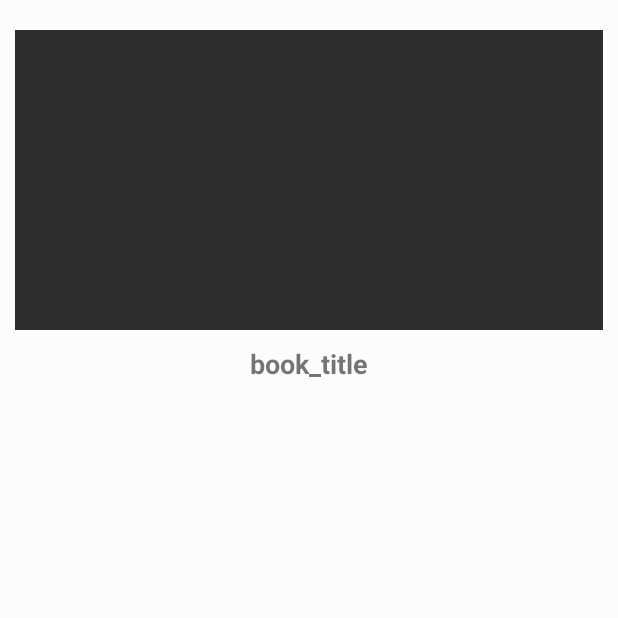
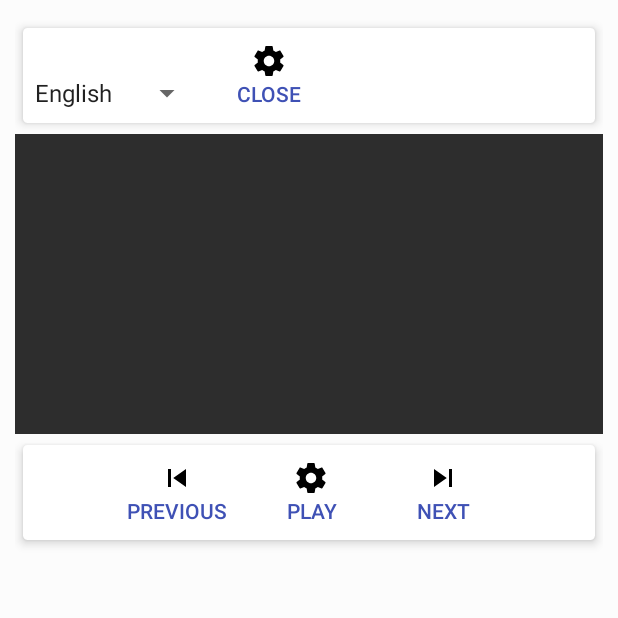
Before and after one commit to yahya09206/childrensbook, an Android app: the screen it shows after launch (ReadActivity), after a tap on "TODO", on a phone screen of 412 x 824 dp, the top half of it. Run offline under Robolectric (Android 15) with nearby library versions, the phone set to English and light mode, and no system bars; our stand-ins replace Room's generated code.

Commit message:
Adding language and close UI

```diff
--- a/app/src/main/java/com/example/yhussein/myapplication/ReadActivity.java
+++ b/app/src/main/java/com/example/yhussein/myapplication/ReadActivity.java
@@ -8,6 +8,7 @@ import android.content.res.Resources;
 import android.media.MediaPlayer;
 import android.support.v7.app.AppCompatActivity;
 import android.os.Bundle;
+import android.text.method.ScrollingMovementMethod;
 import android.view.MotionEvent;
 import android.view.View;
 import android.widget.AdapterView;
@@ -15,6 +16,7 @@ import android.widget.ArrayAdapter;
 import android.widget.Button;
 import android.widget.ImageButton;
 import android.widget.ImageView;
+import android.widget.ScrollView;
 import android.widget.Spinner;
 import android.widget.TextView;
 import android.widget.Toast;
@@ -38,6 +40,7 @@ public class ReadActivity extends AppCompatActivity {
     private String sound;
     String soundF;
     String pix;
+    boolean running = false;
 
     @Override
     protected void onCreate(Bundle savedInstanceState) {
@@ -78,8 +81,8 @@ public class ReadActivity extends AppCompatActivity {
                 tvdescription.setText(paragraphs.get(bookmark + 1));
             }
 
-            String soundF = "audio" + id + "_" + section + "_" + language;
-            String pix = "image" + id + "_" + section;
+            soundF = "audio" + id + "_" + section + "_" + language;
+            pix = "image" + id + "_" + section;
             Resources res = this.getApplicationContext().getResources();
             final int pixId = res.getIdentifier(pix, "drawable", getApplicationContext().getPackageName());
             final int soundId = res.getIdentifier(soundF, "raw", getApplicationContext().getPackageName());
@@ -87,26 +90,44 @@ public class ReadActivity extends AppCompatActivity {
 
             final ImageView imgButton = (ImageView) findViewById(R.id.book_img_id);
 
+            final Button prev = findViewById(R.id.prev);
             final Button play = findViewById(R.id.play);
-            final Button lang = findViewById(R.id.lang);
+            final Button pause = findViewById(R.id.pause);
+            final Button next = findViewById(R.id.next);
+            final Spinner lang = findViewById(R.id.lang);
             final Button close = findViewById(R.id.close);
 
-            play.setVisibility(View.GONE);
-            lang.setVisibility(View.GONE);
-            close.setVisibility(View.GONE);
+            play.setVisibility(View.VISIBLE);
+            prev.setVisibility(View.VISIBLE);
+            pause.setVisibility(View.GONE);
+            next.setVisibility(View.VISIBLE);
+            close.setVisibility(View.VISIBLE);
+            lang.setVisibility(View.VISIBLE);
             imgButton.setOnClickListener(new View.OnClickListener() {
                 public void onClick(View v) {
-                    play.setVisibility(View.VISIBLE);
+                    if(running){
+                        pause.setVisibility(View.VISIBLE);
+                    }
+                    else {
+                        play.setVisibility(View.VISIBLE);
+                    }
+                    next.setVisibility(View.VISIBLE);
+                    prev.setVisibility(View.VISIBLE);
+                    close.setVisibility(View.VISIBLE);
                     lang.setVisibility(View.VISIBLE);
-                    close.setVisibility(View.VISIBLE);
                 }
             });
 
             play.setOnClickListener(new View.OnClickListener() {
                 public void onClick(View v) {
                     play.setVisibility(View.GONE);
+                    prev.setVisibility(View.GONE);
+                    next.setVisibility(View.GONE);
+                    pause.setVisibility(View.GONE);
                     lang.setVisibility(View.GONE);
                     close.setVisibility(View.GONE);
+                    tvdescription.setMovementMethod(new ScrollingMovementMethod());
+
                     bookmark++;
                     if (bookmark > st.size() - 1) {
                         bookmark = st.size() - 1;
@@ -125,6 +146,40 @@ public class ReadActivity extends AppCompatActivity {
                             Toast.makeText(getApplicationContext(), "End of sound!", Toast.LENGTH_SHORT).show();
                         }
                     });
+                    running = true;
+                }
+            });
+
+            prev.setOnClickListener(new View.OnClickListener() {
+                public void onClick(View v) {
+                    // Code here executes on main thread after user presses button
+                    //Intent intent = new Intent(v.getContext(), MainActivity.class);
+                    //startActivity(intent);
+                }
+            });
+
+            pause.setOnClickListener(new View.OnClickListener() {
+                public void onClick(View v) {
+                    // Code here executes on main thread after user presses button
+                    //Intent intent = new Intent(v.getContext(), MainActivity.class);
+                    //startActivity(intent);
+                    running = false;
+                }
+            });
+
+            next.setOnClickListener(new View.OnClickListener() {
+                public void onClick(View v) {
+                    // Code here executes on main thread after user presses button
+                    //Intent intent = new Intent(v.getContext(), MainActivity.class);
+                    //startActivity(intent);
+                }
+            });
+
+            lang.setOnClickListener(new View.OnClickListener() {
+                public void onClick(View v) {
+                    // Code here executes on main thread after user presses button
+                    //Intent intent = new Intent(v.getContext(), MainActivity.class);
+                    //startActivity(intent);
                 }
             });
 
@@ -136,13 +191,6 @@ public class ReadActivity extends AppCompatActivity {
                 }
             });
 
-            lang.setOnClickListener(new View.OnClickListener() {
-                public void onClick(View v) {
-                    // Code here executes on main thread after user presses button
-                    //Intent intent = new Intent(v.getContext(), MainActivity.class);
-                    //startActivity(intent);
-                }
-            });
         }catch (Exception ex){
             Toast.makeText(getApplicationContext(), "State is corrupted, please reset!", Toast.LENGTH_SHORT).show();
         }
--- a/app/src/main/res/layout/activity_read.xml
+++ b/app/src/main/res/layout/activity_read.xml
@@ -10,7 +10,7 @@
     <android.support.v4.widget.NestedScrollView
         android:layout_width="match_parent"
         android:layout_height="match_parent"
-        android:layout_marginTop="10dp"
+        android:layout_marginTop="1dp"
         android:padding="10dp">
 
         <LinearLayout
@@ -18,6 +18,41 @@
             android:layout_height="match_parent"
             android:gravity="center"
             android:orientation="vertical">
+
+            <android.support.v7.widget.CardView
+                xmlns:app="http://schemas.android.com/apk/res-auto"
+                android:layout_width="match_parent"
+                android:layout_height="match_parent"
+                app:cardUseCompatPadding="true"
+                app:cardElevation="4dp"
+                app:cardCornerRadius="3dp" >
+
+                <LinearLayout
+                    android:layout_width="match_parent"
+                    android:layout_height="match_parent"
+                    android:orientation="horizontal">
+
+                    <Spinner
+                        android:id="@+id/lang"
+                        android:layout_width="wrap_content"
+                        android:layout_height="wrap_content"
+                        android:layout_centerInParent="true"
+                        android:entries="@array/planets_array"
+                        android:textColor="?attr/colorPrimary"
+                        android:textSize="22sp" />
+
+                    <Button
+                        android:id="@+id/close"
+                        style="?android:attr/borderlessButtonStyle"
+                        android:layout_width="wrap_content"
+                        android:layout_height="wrap_content"
+                        android:layout_centerInParent="true"
+                        android:text="CLOSE"
+                        android:textColor="?attr/colorPrimary"
+                        android:drawableTop="@drawable/ic_settings_black_24dp" />
+                </LinearLayout>
+
+            </android.support.v7.widget.CardView>
 
             <ImageView
                 android:layout_width="match_parent"
@@ -27,11 +62,29 @@
                 android:scaleType="centerCrop"
                 android:contentDescription="@string/todo" />
 
+            <android.support.v7.widget.CardView
+                xmlns:app="http://schemas.android.com/apk/res-auto"
+                android:layout_width="match_parent"
+                android:layout_height="match_parent"
+                app:cardUseCompatPadding="true"
+                app:cardElevation="4dp"
+                app:cardCornerRadius="3dp" >
+
                 <LinearLayout
                     android:layout_width="match_parent"
                     android:layout_height="match_parent"
                     android:gravity="center"
                     android:orientation="horizontal">
+
+                    <Button
+                        android:id="@+id/prev"
+                        style="?android:attr/borderlessButtonStyle"
+                        android:layout_width="wrap_content"
+                        android:layout_height="wrap_content"
+                        android:layout_centerInParent="true"
+                        android:drawableTop="@drawable/ic_skip_previous_black_24dp"
+                        android:text="PREVIOUS"
+                        android:textColor="?attr/colorPrimary" />
 
                     <Button
                         android:id="@+id/play"
@@ -40,39 +93,54 @@
                         android:layout_height="wrap_content"
                         android:layout_centerInParent="true"
                         android:drawableTop="@drawable/ic_settings_black_24dp"
-                    android:text="Play"
+                        android:text="PLAY"
                         android:textColor="?attr/colorPrimary" />
 
                     <Button
-                    android:id="@+id/lang"
+                        android:id="@+id/pause"
                         style="?android:attr/borderlessButtonStyle"
                         android:layout_width="wrap_content"
                         android:layout_height="wrap_content"
                         android:layout_centerInParent="true"
                         android:drawableTop="@drawable/ic_settings_black_24dp"
-                    android:text="Lang"
+                        android:text="PAUSE"
                         android:textColor="?attr/colorPrimary" />
 
                     <Button
-                    android:id="@+id/close"
+                        android:id="@+id/next"
                         style="?android:attr/borderlessButtonStyle"
                         android:layout_width="wrap_content"
                         android:layout_height="wrap_content"
                         android:layout_centerInParent="true"
-                    android:drawableTop="@drawable/ic_settings_black_24dp"
-                    android:text="close"
+                        android:drawableTop="@drawable/ic_skip_next_black_24dp"
+                        android:text="NEXT"
                         android:textColor="?attr/colorPrimary" />
                 </LinearLayout>
 
+            </android.support.v7.widget.CardView>
+
+            <ScrollView
+                android:id="@+id/SCROLLER_ID"
+                android:layout_width="wrap_content"
+                android:layout_height="wrap_content"
+                android:scrollbars="vertical"
+                android:fillViewport="true">
+
                 <TextView
+                    android:id="@+id/txtDesc"
+                    android:layout_width="fill_parent"
+                    android:layout_height="fill_parent"
+                    android:layout_weight="1.0"/>
+            </ScrollView>
+
+            <!--<TextView
                 android:id="@+id/txtDesc"
                 android:layout_width="wrap_content"
                 android:layout_height="wrap_content"
                 android:layout_marginTop="10dp"
-                android:text="@string/book_title"
+                android:scrollbars = "vertical"
                 android:textSize="18sp"
-                android:textStyle="bold"
-                tools:text="Book Title" />
+                android:textStyle="bold" />-->
 
         </LinearLayout>
     </android.support.v4.widget.NestedScrollView>
```
Lines whose indentation alone changed are shown as unchanged.
